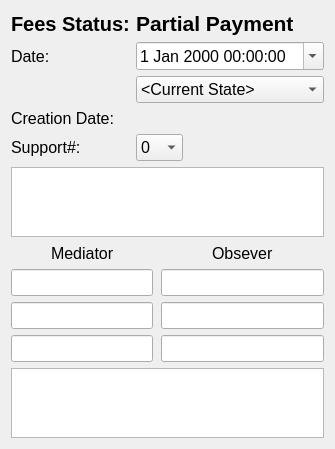
Above: drc/gui/mediationsessionform.ui from lansdon/cpts483_drc before the change. Below: the same form after it.
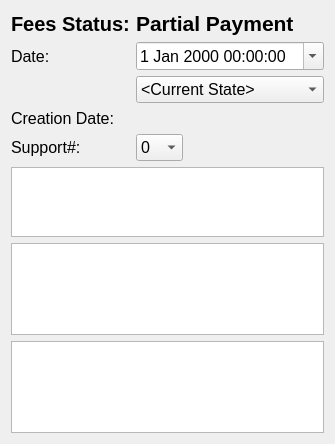
That is the form after the change.

Commit message: mediators and observers in table

The edit to the form file:
```diff
--- a/drc/gui/mediationsessionform.ui
+++ b/drc/gui/mediationsessionform.ui
@@ -250,116 +250,7 @@
    <item>
     <layout class="QVBoxLayout" name="verticalLayout_2">
      <item>
-      <layout class="QFormLayout" name="formLayout_2">
-       <property name="fieldGrowthPolicy">
-        <enum>QFormLayout::AllNonFixedFieldsGrow</enum>
-       </property>
-       <property name="labelAlignment">
-        <set>Qt::AlignJustify|Qt::AlignVCenter</set>
-       </property>
-       <property name="formAlignment">
-        <set>Qt::AlignLeading|Qt::AlignLeft|Qt::AlignTop</set>
-       </property>
-       <item row="1" column="0">
-        <widget class="QLineEdit" name="Mediator1LineEdit"/>
-       </item>
-       <item row="1" column="1">
-        <widget class="QLineEdit" name="lineEdit_2">
-         <property name="sizePolicy">
-          <sizepolicy hsizetype="Expanding" vsizetype="Fixed">
-           <horstretch>0</horstretch>
-           <verstretch>0</verstretch>
-          </sizepolicy>
-         </property>
-        </widget>
-       </item>
-       <item row="2" column="0">
-        <widget class="QLineEdit" name="lineEdit_3"/>
-       </item>
-       <item row="2" column="1">
-        <widget class="QLineEdit" name="lineEdit_4"/>
-       </item>
-       <item row="3" column="0">
-        <widget class="QLineEdit" name="lineEdit"/>
-       </item>
-       <item row="3" column="1">
-        <widget class="QLineEdit" name="lineEdit_5"/>
-       </item>
-       <item row="0" column="0">
-        <layout class="QHBoxLayout" name="horizontalLayout_4">
-         <item>
-          <spacer name="horizontalSpacer">
-           <property name="orientation">
-            <enum>Qt::Horizontal</enum>
-           </property>
-           <property name="sizeHint" stdset="0">
-            <size>
-             <width>40</width>
-             <height>20</height>
-            </size>
-           </property>
-          </spacer>
-         </item>
-         <item>
-          <widget class="QLabel" name="label_2">
-           <property name="text">
-            <string>Mediator</string>
-           </property>
-          </widget>
-         </item>
-         <item>
-          <spacer name="horizontalSpacer_2">
-           <property name="orientation">
-            <enum>Qt::Horizontal</enum>
-           </property>
-           <property name="sizeHint" stdset="0">
-            <size>
-             <width>40</width>
-             <height>20</height>
-            </size>
-           </property>
-          </spacer>
-         </item>
-        </layout>
-       </item>
-       <item row="0" column="1">
-        <layout class="QHBoxLayout" name="horizontalLayout_5">
-         <item>
-          <spacer name="horizontalSpacer_3">
-           <property name="orientation">
-            <enum>Qt::Horizontal</enum>
-           </property>
-           <property name="sizeHint" stdset="0">
-            <size>
-             <width>40</width>
-             <height>20</height>
-            </size>
-           </property>
-          </spacer>
-         </item>
-         <item>
-          <widget class="QLabel" name="label_3">
-           <property name="text">
-            <string>Obsever</string>
-           </property>
-          </widget>
-         </item>
-         <item>
-          <spacer name="horizontalSpacer_4">
-           <property name="orientation">
-            <enum>Qt::Horizontal</enum>
-           </property>
-           <property name="sizeHint" stdset="0">
-            <size>
-             <width>40</width>
-             <height>20</height>
-            </size>
-           </property>
-          </spacer>
-         </item>
-        </layout>
-       </item>
-      </layout>
+      <widget class="QTableWidget" name="MediatorDisplayTableView"/>
      </item>
      <item>
       <widget class="QTableWidget" name="attyAttendTableWidget"/>
```
The commit also changes 1 other file.
